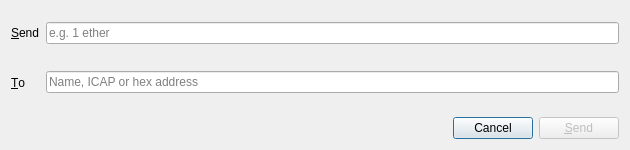
Old version of the form libaleth/SendDialog.ui in the repository ethereum/alethzero.
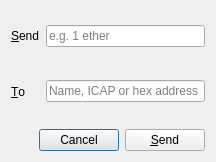
New version of the form.

Commit message: check on send. todo: check on text changed

Patch:
```diff
--- a/libaleth/SendDialog.ui
+++ b/libaleth/SendDialog.ui
@@ -6,19 +6,25 @@
    <rect>
     <x>0</x>
     <y>0</y>
-    <width>630</width>
-    <height>150</height>
+    <width>216</width>
+    <height>162</height>
    </rect>
   </property>
+  <property name="sizePolicy">
+   <sizepolicy hsizetype="Fixed" vsizetype="Preferred">
+    <horstretch>0</horstretch>
+    <verstretch>0</verstretch>
+   </sizepolicy>
+  </property>
   <property name="minimumSize">
    <size>
-    <width>630</width>
+    <width>0</width>
     <height>150</height>
    </size>
   </property>
   <property name="maximumSize">
    <size>
-    <width>630</width>
+    <width>216</width>
     <height>162</height>
    </size>
   </property>
@@ -127,7 +133,7 @@
      <item>
       <widget class="QPushButton" name="send">
        <property name="enabled">
-        <bool>false</bool>
+        <bool>true</bool>
        </property>
        <property name="minimumSize">
         <size>
```
The commit also changes 2 other files.
